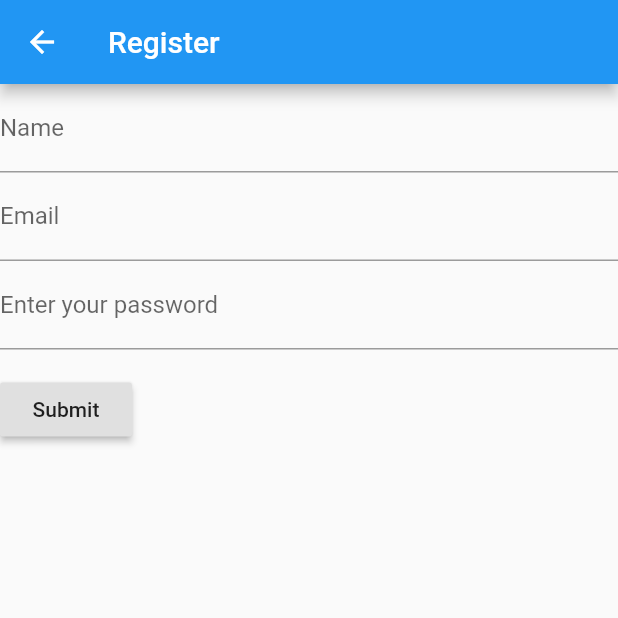
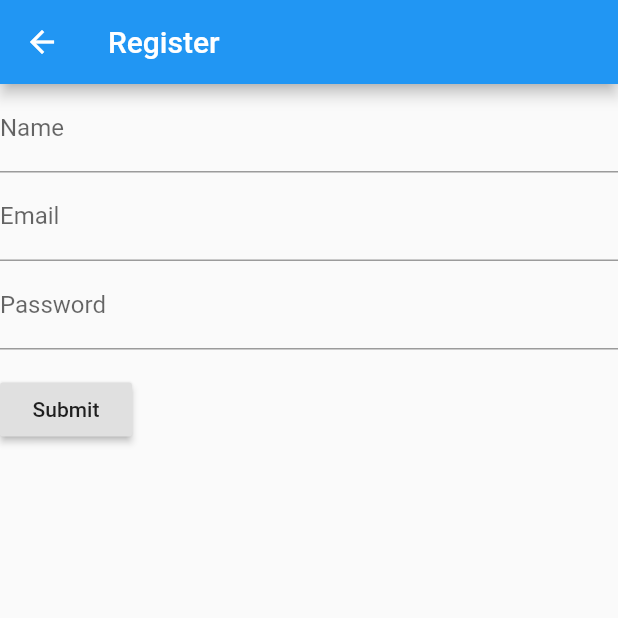
Before and after one commit to shamod/skindetect, a Flutter app: the screen it shows after launch, after a tap on "Register", on a phone screen of 412 x 824 dp, the top half of it. Run offline on Flutter 3.47's test engine with Material 2 defaults, Android fonts, the light colour scheme and no system bars; our stand-ins replace image_picker.

Commit message:
text changes

```diff
--- a/lib/main.dart
+++ b/lib/main.dart
@@ -11,7 +11,7 @@ class MyApp extends StatelessWidget {
   @override
   Widget build(BuildContext context) {
     return MaterialApp(
-      title: 'Skin Cure',
+      title: 'Skin Detect',
       initialRoute: '/',
       routes: {
         '/': (context) => HomePage(),
--- a/lib/register.dart
+++ b/lib/register.dart
@@ -39,7 +39,7 @@ class RegisterPage extends StatelessWidget {
               TextFormField(
                 obscureText: true,
                 decoration: InputDecoration(
-                    labelText: 'Enter your password'
+                    labelText: 'Password'
                 ),
                 validator: (value) {
                   if (value.isEmpty) {
```
